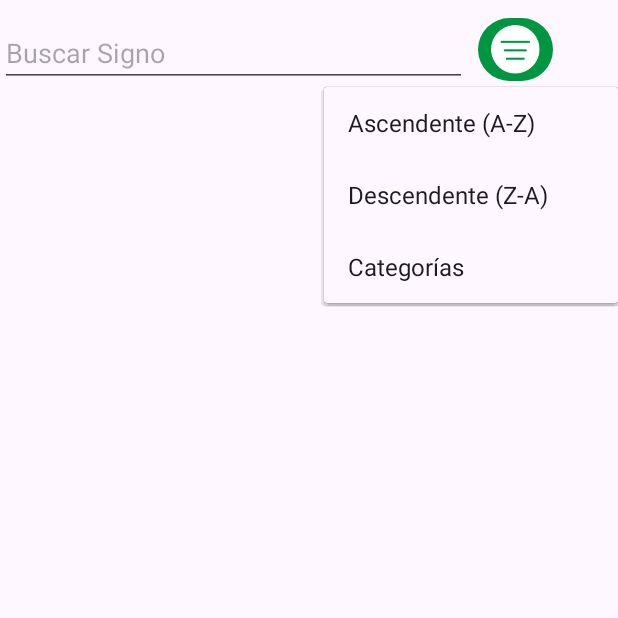
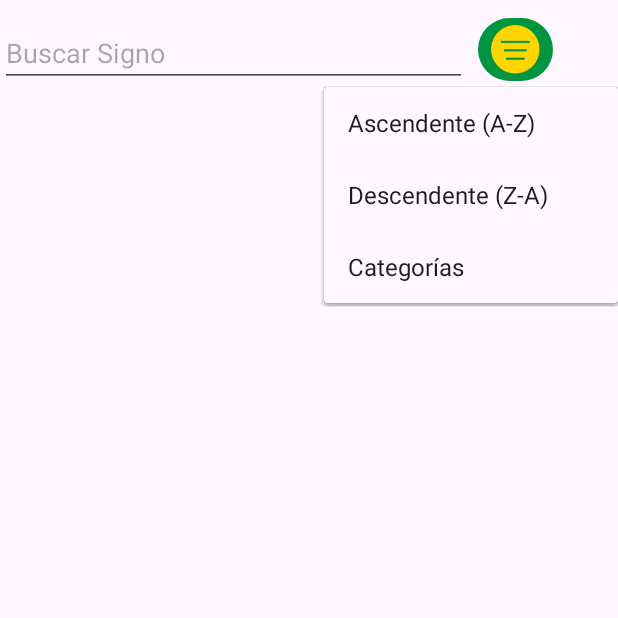
Before and after one commit to byronnDev/App-Lenguage-de-Signos, an Android app: the screen it shows after launch (MainActivity), after a tap on an icon or button, on a phone screen of 412 x 824 dp, the top half of it. Run offline under Robolectric (Android 15) with nearby library versions, the phone set to English and light mode, and no system bars; libraries missing offline, so code that uses them is left out: io.realm; 9 statements that could not run were skipped.

Commit message:
Color Secundario amarillo ONCE agregado

```diff
--- a/app/src/main/res/layout/activity_main.xml
+++ b/app/src/main/res/layout/activity_main.xml
@@ -8,13 +8,14 @@
 
     <androidx.recyclerview.widget.RecyclerView
         android:id="@+id/my_recycler_view"
-        android:layout_width="412dp"
-        android:layout_height="641dp"
+        android:layout_width="410dp"
+        android:layout_height="618dp"
         app:layout_constraintBottom_toBottomOf="parent"
-        app:layout_constraintTop_toBottomOf="@+id/editTextText"
+        app:layout_constraintEnd_toEndOf="parent"
+        app:layout_constraintStart_toStartOf="parent"
+        app:layout_constraintTop_toTopOf="parent"
         app:layout_constraintVertical_bias="1.0"
-        tools:ignore="MissingConstraints"
-        tools:layout_editor_absoluteX="0dp" />
+        tools:ignore="MissingConstraints" />
 
     <EditText
         android:id="@+id/editTextText"
@@ -39,6 +40,7 @@
         app:iconGravity="textStart"
         app:iconPadding="0dp"
         app:iconSize="35dp"
+        app:iconTint="@color/secundario"
         app:layout_constraintBottom_toBottomOf="@+id/editTextText"
         app:layout_constraintEnd_toEndOf="parent"
         app:layout_constraintHorizontal_bias="0.14"
--- a/app/src/main/res/values/colors.xml
+++ b/app/src/main/res/values/colors.xml
@@ -5,6 +5,8 @@
 
     <color name="primario">#009641</color> <!-- Verde -->
     <color name="color_verde_claro">#00ff7f</color> <!-- Verde Claro (Estilo Pastel) -->
+
+    <color name="secundario">#ffd500</color> <!-- Amarillo ONCE -->
 
     <color name="color_amarillo">#ffeb3b</color> <!-- Amarillo -->
     <color name="color_amarillo_claro">#ffff8d</color> <!-- Amarillo Claro (Estilo Pastel) -->
```
